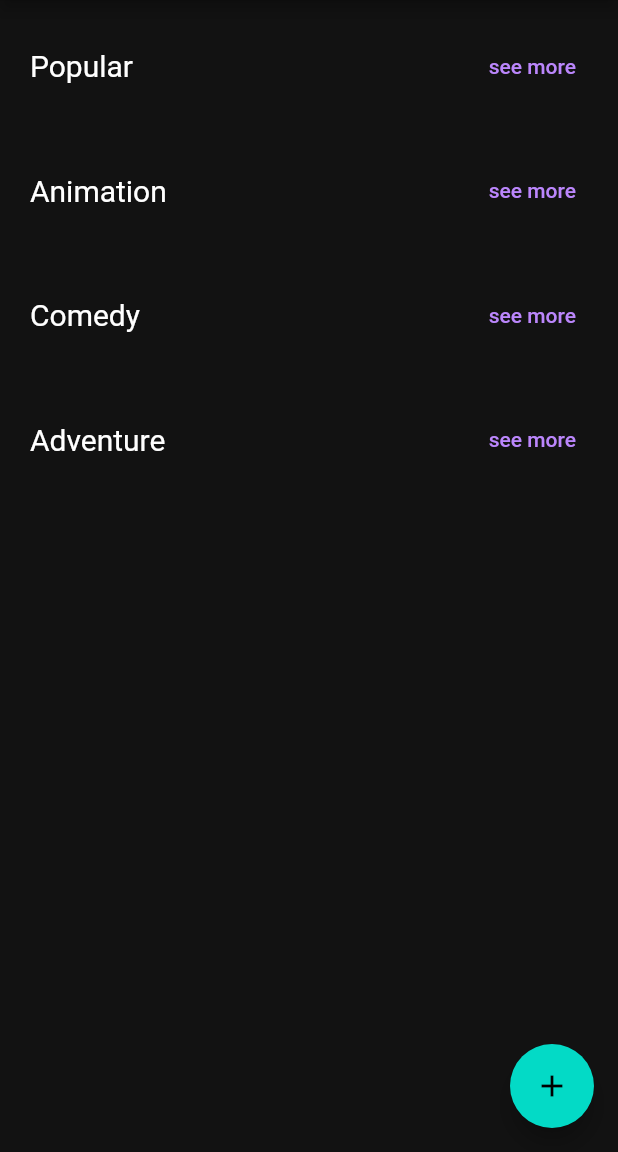
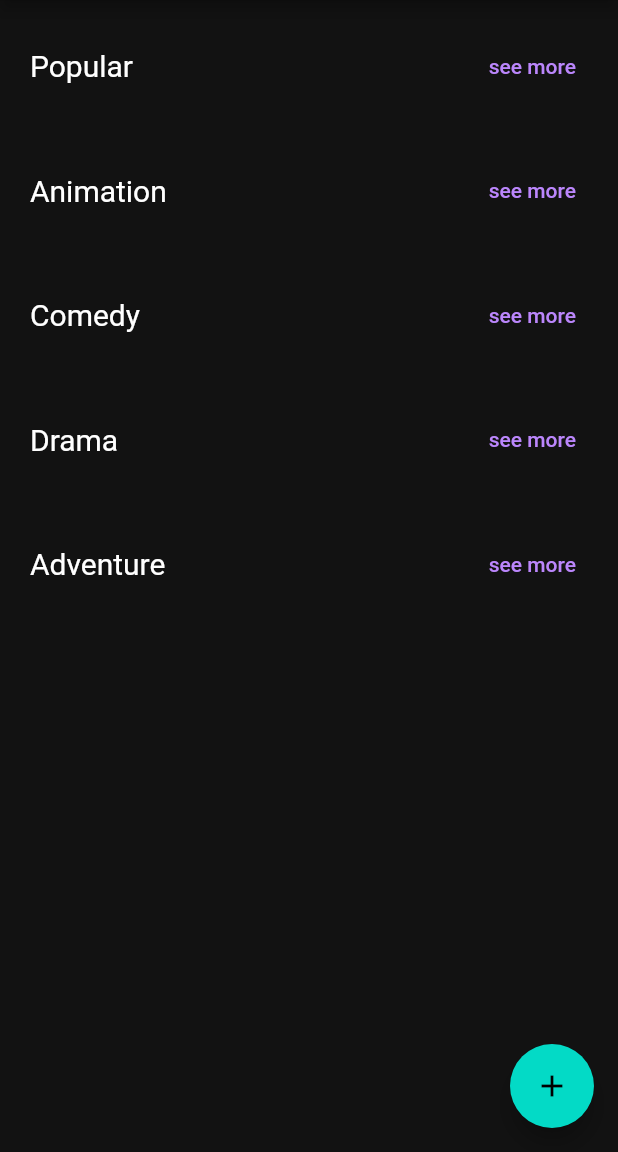
Before and after one commit to tozlukozmos/mmovie_flutter_app, a Flutter app: the Feed screen opened by its route, on a phone screen of 412 x 824 dp, the part 84-1236 px from its top. Run offline on Flutter 3.47's test engine with Material 2 defaults, Android fonts, the phone set to English and light mode, and no system bars; our stand-ins replace cloud_firestore, firebase_auth, firebase_core, google_sign_in; accounts and stored records are empty.

Commit message:
feed, movie detail, and movie card updated

```diff
--- a/lib/views/feed.dart
+++ b/lib/views/feed.dart
@@ -177,6 +177,55 @@ class _Feed extends State<Feed> {
             Row(
               mainAxisAlignment: MainAxisAlignment.spaceBetween,
               children: [
+                const Text("Drama", style: TextStyle(fontSize: 20)),
+                AppButtons.appTextButton(
+                  name: "see more",
+                  onPressed: () {
+                    Navigator.pushNamed(context, 'see_more_screen', arguments: {
+                      'title': 'Drama',
+                    });
+                  },
+                ),
+              ],
+            ),
+            const SizedBox(height: 5),
+            SingleChildScrollView(
+              scrollDirection: Axis.horizontal,
+              child: StreamBuilder(
+                stream: _moviesStream
+                    .where('categories', arrayContains: 'Drama')
+                    .limit(20)
+                    .snapshots(),
+                builder: (context, AsyncSnapshot<QuerySnapshot> snapshot) {
+                  if (snapshot.hasError) {
+                    return const Text('Something went wrong');
+                  } else if (snapshot.connectionState ==
+                      ConnectionState.waiting) {
+                    return SizedBox(
+                      width: MediaQuery.of(context).size.width,
+                      height: 300,
+                      child: const Center(child: CircularProgressIndicator()),
+                    );
+                  } else {
+                    return Row(
+                      children: snapshot.data!.docs.map((e) {
+                        Map<String, dynamic> movie =
+                        e.data()! as Map<String, dynamic>;
+                        Map<String, dynamic> _movie = {"id": e.id, ...movie};
+                        return AppCards.movieCard(
+                          movie: _movie,
+                          context: context,
+                        );
+                      }).toList(),
+                    );
+                  }
+                },
+              ),
+            ),
+            const SizedBox(height: 30),
+            Row(
+              mainAxisAlignment: MainAxisAlignment.spaceBetween,
+              children: [
                 const Text("Adventure", style: TextStyle(fontSize: 20)),
                 AppButtons.appTextButton(
                   name: "see more",
```
Also changed, not shown: lib/views/movie_detail.dart (+16 -16 lines), lib/widgets/app_cards.dart (+68 -4 lines).
